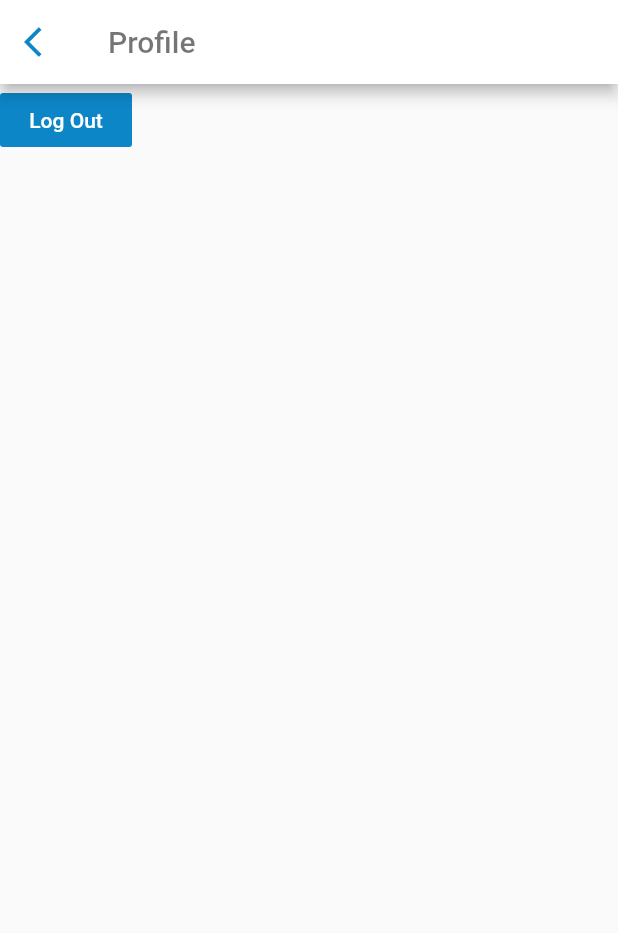
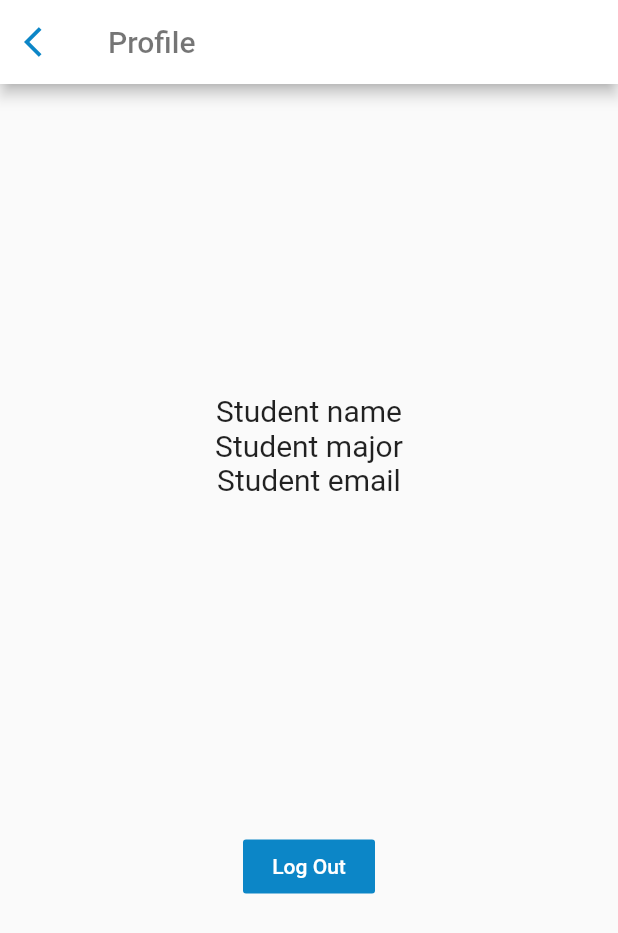
Before and after one commit to MJALBDOUR/gjuchat, a Flutter app: the Profile screen opened by its route, on a phone screen of 412 x 824 dp. Shown: the top 933 px of the screen. Run offline on Flutter 3.47's test engine with Material 2 defaults, Android fonts, the light colour scheme and no system bars; our stand-ins replace cloud_firestore, firebase_auth, modal_progress_hud; accounts and stored records are empty.

Commit message:
last commit before submitting to professor :)

```diff
--- a/lib/profile.dart
+++ b/lib/profile.dart
@@ -1,3 +1,4 @@
+import 'package:cloud_firestore/cloud_firestore.dart';
 import 'package:firebase_auth/firebase_auth.dart';
 import 'package:flutter/material.dart';
 import 'package:gjuchat/colors.dart';
@@ -11,6 +12,7 @@ class Profile extends StatefulWidget {
 
 class _ProfileState extends State<Profile> {
   final _auth = FirebaseAuth.instance;
+
   @override
   Widget build(BuildContext context) {
     return Scaffold(
@@ -27,7 +29,29 @@ class _ProfileState extends State<Profile> {
         ),
         title: Text('Profile', style: TextStyle(color: Colors.black54)),
       ),
-      body: FlatButton(
+      body: Align(
+        alignment: Alignment.center,
+        child: Column(
+          mainAxisAlignment: MainAxisAlignment.spaceEvenly,
+          crossAxisAlignment: CrossAxisAlignment.center,
+          children: <Widget>[
+            Column(children: <Widget>[
+              Text(
+                'Student name',
+                style: TextStyle(fontSize: 20.0),
+              ),
+              Text(
+                'Student major',
+                style: TextStyle(fontSize: 20.0),
+              ),
+              Text(
+                'Student email',
+                style: TextStyle(fontSize: 20.0),
+              ),
+            ]),
+            Padding(
+              padding: const EdgeInsets.all(16.0),
+              child: FlatButton(
                 child: Text('Log Out', style: TextStyle(color: Colors.white)),
                 color: kGJUChatBlue,
                 onPressed: () {
@@ -36,6 +60,10 @@ class _ProfileState extends State<Profile> {
                   Navigator.pushNamed(context, ThankYou.id);
                 },
               ),
+            ),
+          ],
+        ),
+      ),
     );
   }
 }
```
Lines whose indentation alone changed are shown as unchanged.
